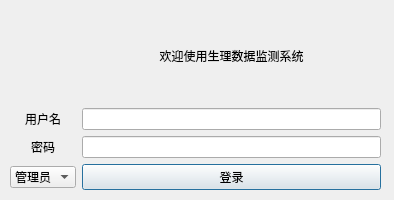
Above: lab5/Library/pages/login.ui from MiChuan/RFID before the change. Below: the same form after it.
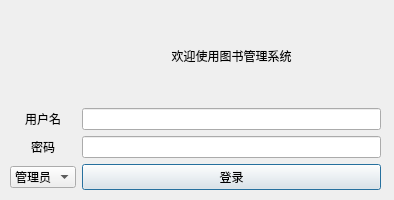
That is the form after the change.

Commit message: debug login tips

Diff of the .ui file:
```diff
--- a/lab5/Library/pages/login.ui
+++ b/lab5/Library/pages/login.ui
@@ -26,7 +26,7 @@
     <item row="0" column="1">
      <widget class="QLabel" name="label">
       <property name="text">
-       <string>欢迎使用生理数据监测系统</string>
+       <string>欢迎使用图书管理系统</string>
       </property>
       <property name="alignment">
        <set>Qt::AlignCenter</set>
```
The commit also changes 1 other file.
